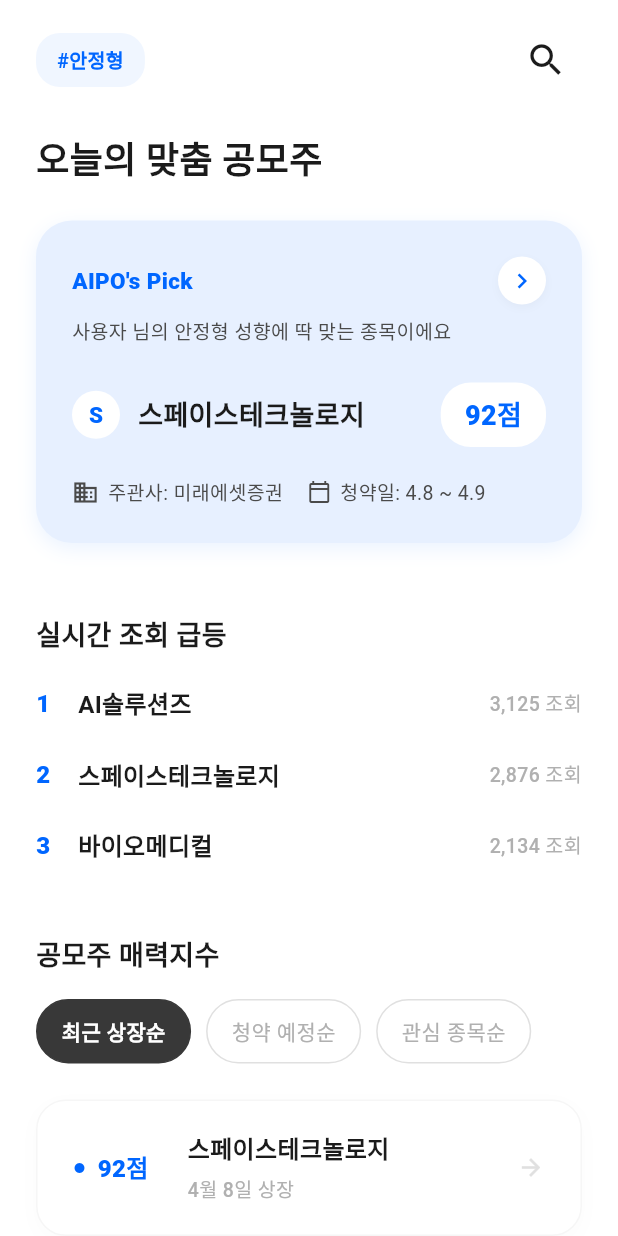
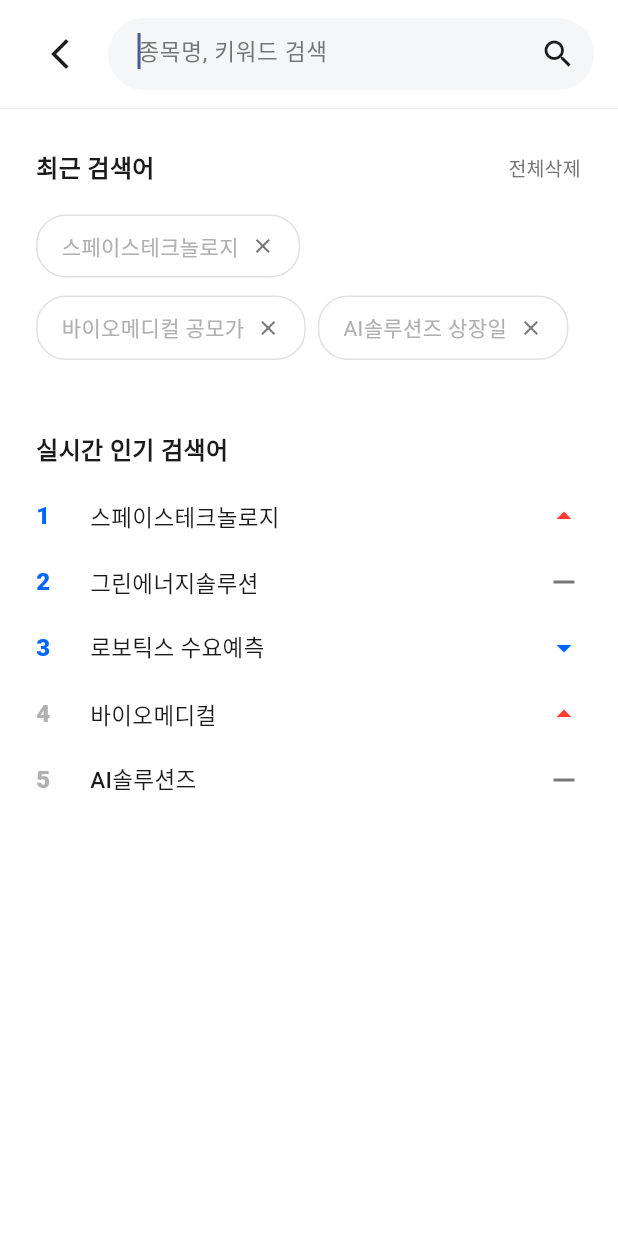
Before and after one commit to tema-aipo/AIPO_app_front, a Flutter app: the HomeScreen screen opened directly, after a tap on the "search" icon, on a phone screen of 412 x 824 dp. Run offline on Flutter 3.47's test engine with Material 3 defaults, Android fonts, the phone set to English and light mode, and no system bars; Roboto replaces fonts that are missing (Pretendard).

Commit message:
feat: implement home search, dynamic calendar, robust chatbot UI, and fix rendering bugs

```diff
--- a/lib/screens/home_screen.dart
+++ b/lib/screens/home_screen.dart
@@ -2,6 +2,7 @@
 import '../theme/app_colors.dart';
 import '../theme/app_text_styles.dart';
 import 'ipo_detail_screen.dart';
+import 'home_search_screen.dart';
 
 class PopularIpo {
   final int rank;
@@ -90,7 +91,12 @@
                     ),
                     IconButton(
                       icon: const Icon(Icons.search, color: AppColors.textDark, size: 28),
-                      onPressed: () {},
+                      onPressed: () {
+                        Navigator.push(
+                          context,
+                          MaterialPageRoute(builder: (context) => const HomeSearchScreen()),
+                        );
+                      },
                       padding: EdgeInsets.zero,
                       constraints: const BoxConstraints(),
                     ),
--- /dev/null
+++ b/lib/screens/home_search_screen.dart
@@ -0,0 +1,211 @@
+import 'package:flutter/material.dart';
+import '../theme/app_colors.dart';
+
+class HomeSearchScreen extends StatefulWidget {
+  const HomeSearchScreen({super.key});
+
+  @override
+  State<HomeSearchScreen> createState() => _HomeSearchScreenState();
+}
+
+class _HomeSearchScreenState extends State<HomeSearchScreen> {
+  final TextEditingController _searchController = TextEditingController();
+
+  final List<String> _recentSearches = [
+    '스페이스테크놀로지',
+    '바이오메디컬 공모가',
+    'AI솔루션즈 상장일',
+  ];
+
+  final List<String> _popularSearches = [
+    '스페이스테크놀로지',
+    '그린에너지솔루션',
+    '로보틱스 수요예측',
+    '바이오메디컬',
+    'AI솔루션즈',
+  ];
+
+  @override
+  void dispose() {
+    _searchController.dispose();
+    super.dispose();
+  }
+
+  @override
+  Widget build(BuildContext context) {
+    return Scaffold(
+      backgroundColor: AppColors.white,
+      body: SafeArea(
+        child: Column(
+          children: [
+            // Header: Back button + Search bar
+            Padding(
+              padding: const EdgeInsets.symmetric(horizontal: 16.0, vertical: 12.0),
+              child: Row(
+                children: [
+                  IconButton(
+                    icon: const Icon(Icons.arrow_back_ios_new, color: AppColors.textDark, size: 24),
+                    onPressed: () => Navigator.pop(context),
+                  ),
+                  const SizedBox(width: 8),
+                  Expanded(
+                    child: Container(
+                      height: 48,
+                      decoration: BoxDecoration(
+                        color: AppColors.bgGray,
+                        borderRadius: BorderRadius.circular(24),
+                      ),
+                      child: TextField(
+                        controller: _searchController,
+                        autofocus: true,
+                        decoration: InputDecoration(
+                          hintText: '종목명, 키워드 검색',
+                          hintStyle: const TextStyle(color: AppColors.textLightGray, fontSize: 15),
+                          border: InputBorder.none,
+                          contentPadding: const EdgeInsets.symmetric(horizontal: 20, vertical: 14),
+                          suffixIcon: IconButton(
+                            icon: const Icon(Icons.search, color: AppColors.textDark),
+                            onPressed: () {
+                              // 검색 로직
+                            },
+                          ),
+                        ),
+                      ),
+                    ),
+                  ),
+                ],
+              ),
+            ),
+            const Divider(color: AppColors.borderGray, height: 1, thickness: 0.5),
+
+            // Content
+            Expanded(
+              child: SingleChildScrollView(
+                padding: const EdgeInsets.all(24.0),
+                child: Column(
+                  crossAxisAlignment: CrossAxisAlignment.start,
+                  children: [
+                    // 최근 검색어
+                    Row(
+                      mainAxisAlignment: MainAxisAlignment.spaceBetween,
+                      children: [
+                        const Text(
+                          '최근 검색어',
+                          style: TextStyle(
+                            fontSize: 16,
+                            fontWeight: FontWeight.w800,
+                            color: AppColors.textDark,
+                          ),
+                        ),
+                        TextButton(
+                          onPressed: () {
+                            setState(() {
+                              _recentSearches.clear();
+                            });
+                          },
+                          style: TextButton.styleFrom(
+                            padding: EdgeInsets.zero,
+                            minimumSize: const Size(50, 30),
+                            tapTargetSize: MaterialTapTargetSize.shrinkWrap,
+                          ),
+                          child: const Text(
+                            '전체삭제',
+                            style: TextStyle(color: AppColors.textLightGray, fontSize: 13),
+                          ),
+                        ),
+                      ],
+                    ),
+                    const SizedBox(height: 16),
+                    if (_recentSearches.isEmpty)
+                      const Text('최근 검색어가 없습니다.', style: TextStyle(color: AppColors.textLightGray, fontSize: 14))
+                    else
+                      Wrap(
+                        spacing: 8,
+                        runSpacing: 12,
+                        children: _recentSearches.map((text) {
+                          return Container(
+                            padding: const EdgeInsets.symmetric(horizontal: 16, vertical: 10),
+                            decoration: BoxDecoration(
+                              color: AppColors.white,
+                              borderRadius: BorderRadius.circular(20),
+                              border: Border.all(color: AppColors.borderGray),
+                            ),
+                            child: Row(
+                              mainAxisSize: MainAxisSize.min,
+                              children: [
+                                Text(
+                                  text,
+                                  style: const TextStyle(color: AppColors.textGray, fontSize: 14),
+                                ),
+                                const SizedBox(width: 8),
+                                GestureDetector(
+                                  onTap: () {
+                                    setState(() {
+                                      _recentSearches.remove(text);
+                                    });
+                                  },
+                                  child: const Icon(Icons.close, color: AppColors.textLightGray, size: 16),
+                                ),
+                              ],
+                            ),
+                          );
+                        }).toList(),
+                      ),
+                    const SizedBox(height: 48),
+
+                    // 인기 검색어
+                    const Text(
+                      '실시간 인기 검색어',
+                      style: TextStyle(
+                        fontSize: 16,
+                        fontWeight: FontWeight.w800,
+                        color: AppColors.textDark,
+                      ),
+                    ),
+                    const SizedBox(height: 20),
+                    ...List.generate(_popularSearches.length, (index) {
+                      return Padding(
+                        padding: const EdgeInsets.only(bottom: 20),
+                        child: Row(
+                          children: [
+                            SizedBox(
+                              width: 24,
+                              child: Text(
+                                '${index + 1}',
+                                style: TextStyle(
+                                  fontSize: 16,
+                                  fontWeight: FontWeight.w800,
+                                  color: index < 3 ? AppColors.primary : AppColors.textGray,
+                                ),
+                              ),
+                            ),
+                            const SizedBox(width: 12),
+                            Expanded(
+                              child: Text(
+                                _popularSearches[index],
+                                style: const TextStyle(
+                                  fontSize: 15,
+                                  color: AppColors.textDark,
+                                  fontWeight: FontWeight.w500,
+                                ),
+                              ),
+                            ),
+                            // 무작위로 화살표 설정 (목업)
+                            Icon(
+                              index % 3 == 0 ? Icons.arrow_drop_up : (index % 3 == 1 ? Icons.remove : Icons.arrow_drop_down),
+                              color: index % 3 == 0 ? AppColors.primaryRed : (index % 3 == 1 ? AppColors.textLightGray : AppColors.primary),
+                            ),
+                          ],
+                        ),
+                      );
+                    }),
+                  ],
+                ),
+              ),
+            ),
+          ],
+        ),
+      ),
+    );
+  }
+}
--- a/lib/screens/main_screen.dart
+++ b/lib/screens/main_screen.dart
@@ -32,7 +32,10 @@
   Widget build(BuildContext context) {
     return Scaffold(
       backgroundColor: AppColors.white,
-      body: _widgetOptions.elementAt(_selectedIndex),
+      body: IndexedStack(
+        index: _selectedIndex,
+        children: _widgetOptions,
+      ),
       bottomNavigationBar: Container(
         decoration: const BoxDecoration(
           border: Border(
```
Also changed, not shown: lib/screens/calendar_screen.dart (+64 -21 lines), lib/screens/chatbot_screen.dart (+8 -14 lines), lib/widgets/chat_message_bubble.dart (+12 -3 lines), lib/widgets/chatbot_drawer.dart (+16 -6 lines), 1 other file.
